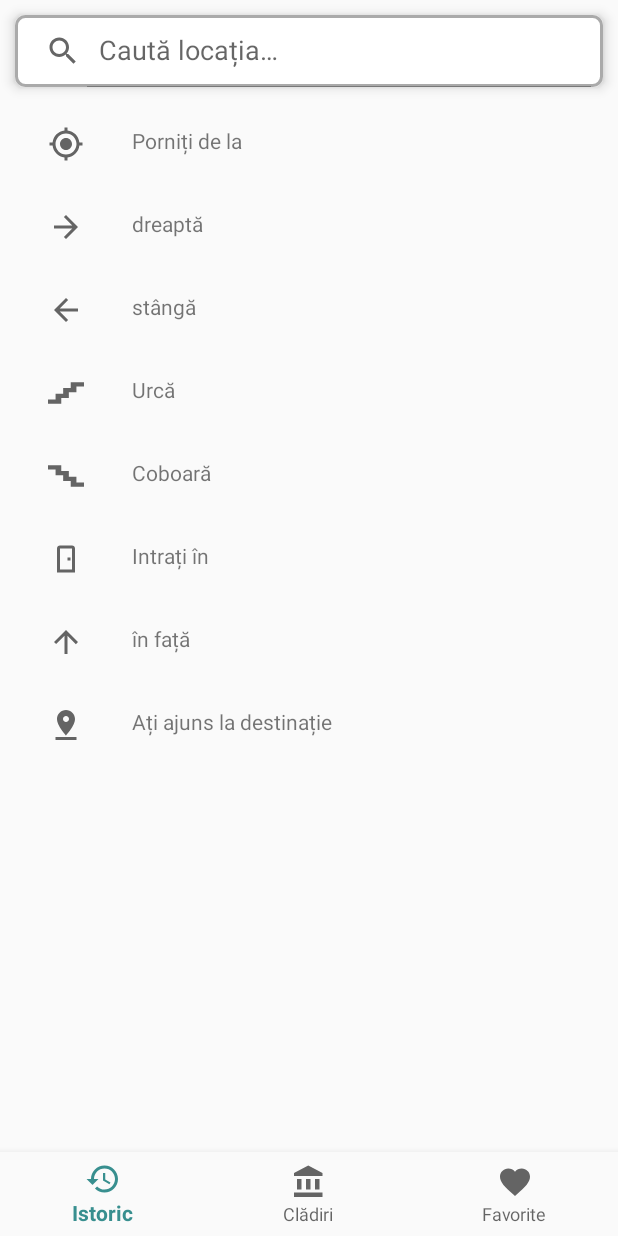
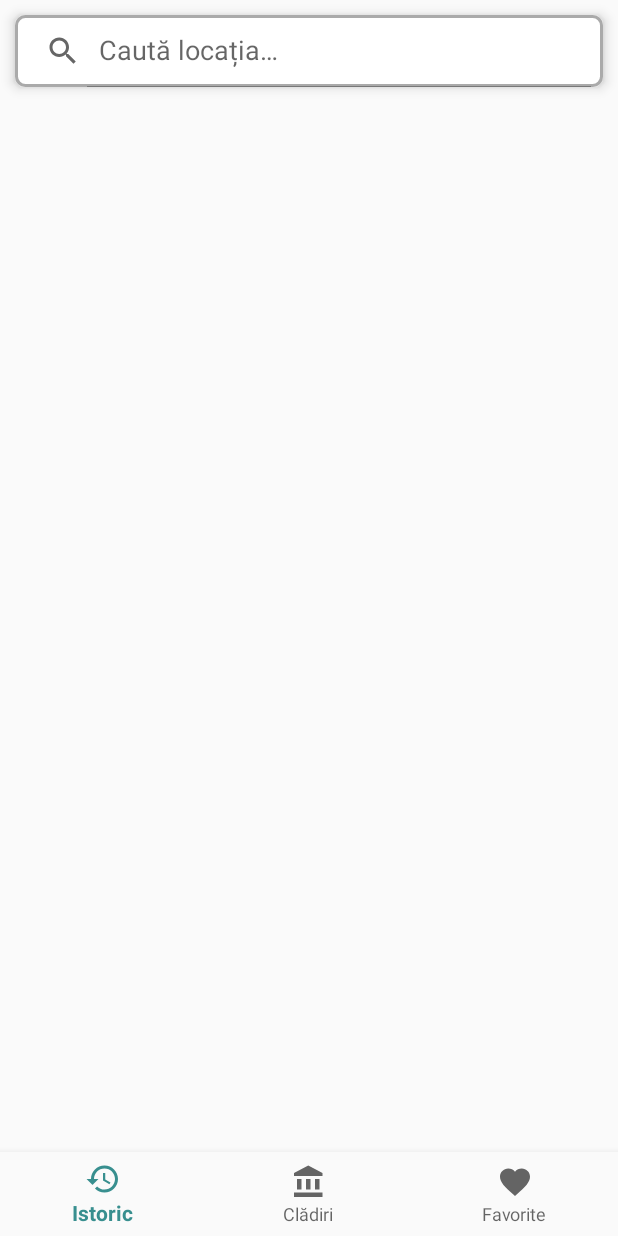
Before and after one commit to IoanaAlexandru/upb-campus-map, an Android app: the fragment NavigateFrag placed in its activity, on a phone screen of 412 x 824 dp. Run offline under Robolectric (Android 15) with nearby library versions, the light colour scheme and no system bars.

Commit message:
move navigation strings to strings.xml

```diff
--- a/app/src/main/java/com/example/upbcampus/fragments/NavigateFrag.kt
+++ b/app/src/main/java/com/example/upbcampus/fragments/NavigateFrag.kt
@@ -31,19 +31,9 @@ class NavigateFrag : Fragment() {
         data = ArrayList()
 
         /* Complete ListView with direction texts and its images */
-        directions.add(start_from) // do not delete this line
 
-        // TODO: This are just values for debugging, delete them after fetching data from UPBMap and uncomment the line below
+        // TODO fix navigation
         // directions = UPBMap.navigate(UPBUser.src, room)
-
-        directions.add(right_side)
-        directions.add(left_side)
-        directions.add(climb)
-        directions.add(descend)
-        directions.add(enter_building)
-        directions.add(front_side)
-
-        directions.add(reach_dest)  // do not delete this line
 
         for (i in 0 until directions.size) {
             image.add(getDirectionImage(directions[i]))
@@ -60,65 +50,66 @@ class NavigateFrag : Fragment() {
             )
         }
 
-        var customAdapter = NavigateAdapter(data, context!!)
+        val customAdapter = NavigateAdapter(data, context!!)
         listView!!.adapter = customAdapter
 
         return rootView
     }
 
+    // TODO Each Direction should have a getImage() method
     private fun getDirectionImage(direction: String): Int {
-        when (direction) {
-            descend -> {
-                return R.drawable.ic_stairs_mirrored            }
-            climb -> {
-                return R.drawable.ic_stairs
-            }
-            floors -> {
-                return R.drawable.baseline_unfold_more_24
-            }
-            to_floor -> {
-                return R.drawable.baseline_unfold_more_24
-            }
-            start_from -> {
-                return R.drawable.baseline_my_location_24
-            }
-            room -> {
-                return R.drawable.baseline_account_balance_24
-            }
-            is_on_side -> {
-                return R.drawable.baseline_account_balance_24
-            }
-            left_side -> {
-                return R.drawable.baseline_arrow_back_24
-            }
-            right_side -> {
-                return R.drawable.baseline_arrow_forward_24
-            }
-            front_side -> {
-                return R.drawable.baseline_arrow_upward_24
-            }
-            reach_dest -> {
-                return R.drawable.baseline_pin_drop_24
-            }
-            enter_building -> {
-                return R.drawable.ic_door
-            }
-            go_right -> {
-                return R.drawable.baseline_arrow_forward_24
-            }
-            go_left -> {
-                return R.drawable.baseline_arrow_back_24
-            }
-            go_forward -> {
-                return R.drawable.baseline_arrow_upward_24
-            }
-            go_back -> {
-                return R.drawable.baseline_arrow_downward_24
-            }
-            towards -> {
-                return R.drawable.baseline_arrow_downward_24
-            }
-        }
+//        when (direction) {
+//            descend -> {
+//                return R.drawable.ic_stairs_mirrored            }
+//            climb -> {
+//                return R.drawable.ic_stairs
+//            }
+//            floors -> {
+//                return R.drawable.baseline_unfold_more_24
+//            }
+//            to_floor -> {
+//                return R.drawable.baseline_unfold_more_24
+//            }
+//            start_from -> {
+//                return R.drawable.baseline_my_location_24
+//            }
+//            room -> {
+//                return R.drawable.baseline_account_balance_24
+//            }
+//            is_on_side -> {
+//                return R.drawable.baseline_account_balance_24
+//            }
+//            left_side -> {
+//                return R.drawable.baseline_arrow_back_24
+//            }
+//            right_side -> {
+//                return R.drawable.baseline_arrow_forward_24
+//            }
+//            front_side -> {
+//                return R.drawable.baseline_arrow_upward_24
+//            }
+//            reach_dest -> {
+//                return R.drawable.baseline_pin_drop_24
+//            }
+//            enter_building -> {
+//                return R.drawable.ic_door
+//            }
+//            go_right -> {
+//                return R.drawable.baseline_arrow_forward_24
+//            }
+//            go_left -> {
+//                return R.drawable.baseline_arrow_back_24
+//            }
+//            go_forward -> {
+//                return R.drawable.baseline_arrow_upward_24
+//            }
+//            go_back -> {
+//                return R.drawable.baseline_arrow_downward_24
+//            }
+//            towards -> {
+//                return R.drawable.baseline_arrow_downward_24
+//            }
+//        }
         return 0
     }
 }
--- a/app/src/main/java/com/example/upbcampus/utils/Strings.kt
+++ /dev/null
@@ -1,24 +0,0 @@
-package com.example.upbcampus.utils
-
-// Elevators / Stairs
-const val descend = "Coboară"
-const val climb = "Urcă"
-const val floors = "etaje"
-const val to_floor = "până la etajul"
-
-// Locations
-const val start_from = "Porniți de la"
-const val room = "Sala"
-const val is_on_side = "este pe partea"
-const val left_side = "stângă"
-const val right_side = "dreaptă"
-const val front_side = "în față" //an fata pe avari
-const val reach_dest = "Ați ajuns la destinație"
-const val enter_building = "Intrați în"
-
-// Intersections
-const val go_right = "Mergeți la dreapta"
-const val go_left = "Mergeți la stânga"
-const val go_forward = "Mergeți înainte"
-const val go_back = "Mergeți înapoi"
-const val towards = "către"
```
Also changed, not shown: app/src/main/java/com/example/upbcampus/model/Directions.kt (+12 -9 lines), app/src/main/res/values/strings.xml (+23 -0 lines).
